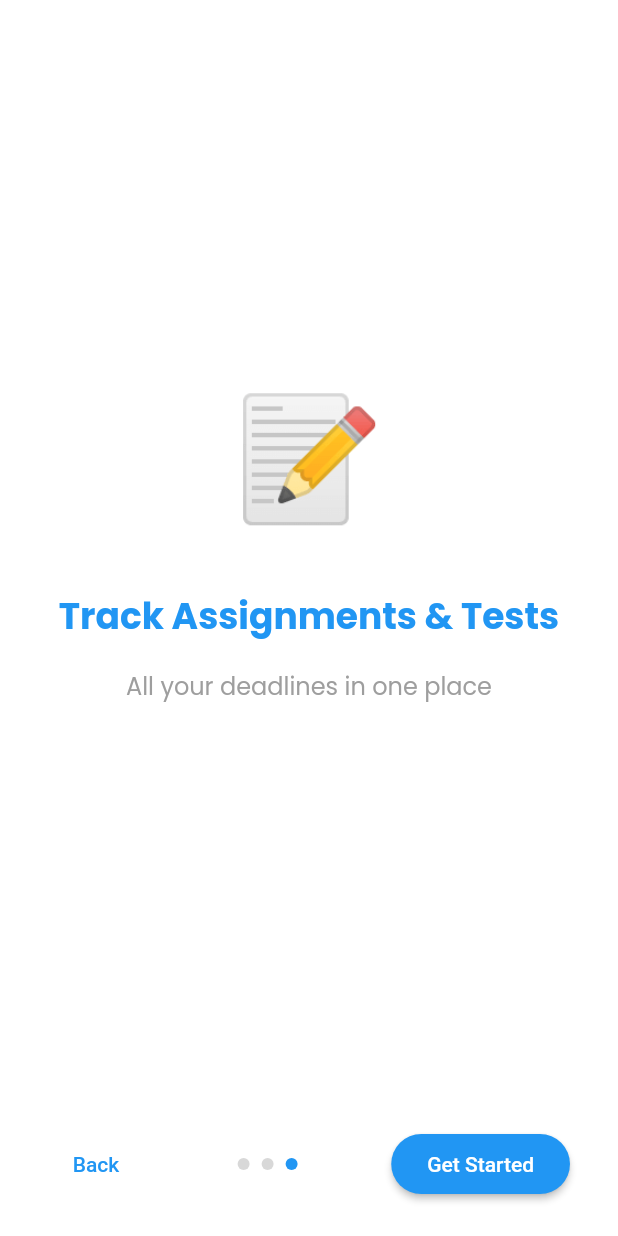
After one commit to majidbhuiyan20/EduNotify, a Flutter app: the OnboardingScreen screen opened directly, after a tap on "Skip", on a phone screen of 412 x 824 dp. The commit adds this screen. Run offline on Flutter 3.47's test engine with Material 3 defaults, Android fonts, the light colour scheme and no system bars; our stand-ins replace firebase_auth, firebase_core, go_router, google_fonts, sign_in_button; accounts and stored records are empty.

Commit message:
create on boarding screen

```diff
--- a/lib/app/app.dart
+++ b/lib/app/app.dart
@@ -1,5 +1,4 @@
 import 'package:edunotify/app/auth/wrapper.dart';
-import 'package:edunotify/app/home/home_screen.dart';
 import 'package:flutter/material.dart';
 
 class MyApp extends StatelessWidget {
@@ -15,7 +14,7 @@ class MyApp extends StatelessWidget {
       // initialRoute: '/',
       // routes: {
       //   // '/': (_) => const WrapperScreen(),
-      //   // '/home': (_) => const HomeScreen(),
+      //   // '/features': (_) => const HomeScreen(),
       //   // '/login': (_) => const LoginScreen(),
       //   // '/signup': (_) => const SignUpScreen(),
       // },
@@ -35,7 +34,7 @@ class MyApp extends StatelessWidget {
 // │   ├── login/
 // │   │   ├── login_screen.dart
 // │   │   └── login_view_model.dart
-// │   └── home/
+// │   └── features/
 // │       ├── home_screen.dart
 // │       └── home_view_model.dart
 // ├── models/
--- a/lib/app/auth/login_screen.dart
+++ b/lib/app/auth/login_screen.dart
@@ -25,7 +25,7 @@ class _LoginScreenState extends State<LoginScreen> {
         password: _passwordController.text.trim(),
       );
 
-      Navigator.pushReplacementNamed(context, "/home");
+      Navigator.pushReplacementNamed(context, "/features");
     } on FirebaseAuthException catch (e) {
       String message;
       switch (e.code) {
--- a/lib/app/auth/signup_screen.dart
+++ b/lib/app/auth/signup_screen.dart
@@ -30,7 +30,7 @@ class _SignUpScreenState extends State<SignUpScreen> {
         await credential.user!.updateDisplayName(_nameController.text.trim());
         await credential.user!.reload();
 
-        Navigator.pushNamed(context, '/home');
+        Navigator.pushNamed(context, '/features');
       } on FirebaseAuthException catch (e) {
         ScaffoldMessenger.of(context).showSnackBar(
           SnackBar(content: Text(e.message ?? 'Registration failed')),
--- a/lib/app/auth/wrapper.dart
+++ b/lib/app/auth/wrapper.dart
@@ -1,7 +1,8 @@
 import 'package:edunotify/app/auth/login_screen.dart';
-import 'package:edunotify/app/home/home_screen.dart';
 import 'package:firebase_auth/firebase_auth.dart';
 import 'package:flutter/material.dart';
+import '../features/home_screen.dart';
+
 
 class WrapperScreen extends StatefulWidget {
   const WrapperScreen({super.key});
--- /dev/null
+++ b/lib/app/features/onboarding/onboarding_screen.dart
@@ -0,0 +1,196 @@
+import 'package:edunotify/app/auth/login_screen.dart';
+import 'package:flutter/material.dart';
+import 'package:google_fonts/google_fonts.dart';
+
+class OnboardingScreen extends StatefulWidget {
+  const OnboardingScreen({super.key});
+
+  @override
+  State<OnboardingScreen> createState() => _OnboardingScreenState();
+}
+
+class _OnboardingScreenState extends State<OnboardingScreen> {
+  final PageController _pageController = PageController();
+  int _currentPage = 0;
+
+  final List<Map<String, String>> onboardingData = [
+    {
+      "title": "Welcome to Edu Notify",
+      "subtitle": "Stay updated with your classes in real-time",
+      "image": "🎓"
+    },
+    {
+      "title": "Never Miss a Class",
+      "subtitle": "Get notifications for schedule changes",
+      "image": "⏰"
+    },
+    {
+      "title": "Track Assignments & Tests",
+      "subtitle": "All your deadlines in one place",
+      "image": "📝"
+    },
+  ];
+
+  @override
+  Widget build(BuildContext context) {
+    return Scaffold(
+      backgroundColor: Colors.white,
+      body: Column(
+        children: [
+          Expanded(
+            child: PageView.builder(
+              controller: _pageController,
+              itemCount: onboardingData.length,
+              onPageChanged: (int page) {
+                setState(() {
+                  _currentPage = page;
+                });
+              },
+              itemBuilder: (BuildContext context, int index) {
+                return OnboardingPage(
+                  title: onboardingData[index]['title']!,
+                  subtitle: onboardingData[index]['subtitle']!,
+                  emoji: onboardingData[index]['image']!,
+                );
+              },
+            ),
+          ),
+          Padding(
+            padding: const EdgeInsets.symmetric(horizontal: 32.0, vertical: 24.0),
+            child: Row(
+              mainAxisAlignment: MainAxisAlignment.spaceBetween,
+              children: [
+                // Skip button on first page, back on others
+                _currentPage == 0
+                    ? TextButton(
+                  onPressed: () {
+                    _pageController.jumpToPage(onboardingData.length - 1);
+                  },
+                  child: const Text(
+                    'Skip',
+                    style: TextStyle(color: Colors.grey),
+                  ),
+                )
+                    : TextButton(
+                  onPressed: () {
+                    _pageController.previousPage(
+                      duration: const Duration(milliseconds: 300),
+                      curve: Curves.easeInOut,
+                    );
+                  },
+                  child: const Text(
+                    'Back',
+                    style: TextStyle(color: Colors.blue),
+                  ),
+                ),
+
+                // Page indicator
+                Row(
+                  children: List.generate(
+                    onboardingData.length,
+                        (index) => Container(
+                      margin: const EdgeInsets.symmetric(horizontal: 4),
+                      width: 8,
+                      height: 8,
+                      decoration: BoxDecoration(
+                        shape: BoxShape.circle,
+                        color: _currentPage == index
+                            ? Colors.blue
+                            : Colors.grey.withOpacity(0.4),
+                      ),
+                    ),
+                  ),
+                ),
+
+                // Next or Get Started button
+                _currentPage == onboardingData.length - 1
+                    ? ElevatedButton(
+                  onPressed: () {
+                    Navigator.pushReplacement(
+                      context,
+                      MaterialPageRoute(
+                        builder: (context) => LoginScreen(),
+                      ),
+                    );
+                  },
+                  style: ElevatedButton.styleFrom(
+                    backgroundColor: Colors.blue,
+                    shape: RoundedRectangleBorder(
+                      borderRadius: BorderRadius.circular(20),
+                    ),
+                    padding: const EdgeInsets.symmetric(
+                        horizontal: 24, vertical: 12),
+                  ),
+                  child: const Text(
+                    'Get Started',
+                    style: TextStyle(color: Colors.white),
+                  ),
+                )
+                    : TextButton(
+                  onPressed: () {
+                    _pageController.nextPage(
+                      duration: const Duration(milliseconds: 300),
+                      curve: Curves.easeInOut,
+                    );
+                  },
+                  child: const Text(
+                    'Next',
+                    style: TextStyle(color: Colors.blue),
+                  ),
+                ),
+              ],
+            ),
+          ),
+        ],
+      ),
+    );
+  }
+}
+
+class OnboardingPage extends StatelessWidget {
+  final String title;
+  final String subtitle;
+  final String emoji;
+
+  const OnboardingPage({
+    super.key,
+    required this.title,
+    required this.subtitle,
+    required this.emoji,
+  });
+
+  @override
+  Widget build(BuildContext context) {
+    return Container(
+      padding: const EdgeInsets.all(32.0),
+      child: Column(
+        mainAxisAlignment: MainAxisAlignment.center,
+        children: [
+          Text(
+            emoji,
+            style: const TextStyle(fontSize: 80),
+          ),
+          const SizedBox(height: 40),
+          Text(
+            title,
+            style: GoogleFonts.poppins(
+              fontSize: 24,
+              fontWeight: FontWeight.bold,
+              color: Colors.blue,
+            ),
+            textAlign: TextAlign.center,
+          ),
+          const SizedBox(height: 16),
+          Text(
+            subtitle,
+            style: GoogleFonts.poppins(
+              fontSize: 16,
+              color: Colors.grey,
+            ),
+            textAlign: TextAlign.center,
+          ),
+        ],
+      ),
+    );
+  }
+}
--- a/lib/app/routes/app_routes.dart
+++ b/lib/app/routes/app_routes.dart
@@ -1,13 +1,14 @@
 import 'package:edunotify/app/auth/login_screen.dart';
 import 'package:edunotify/app/auth/signup_screen.dart';
 import 'package:edunotify/app/auth/wrapper.dart';
-import 'package:edunotify/app/home/home_screen.dart';
 import 'package:go_router/go_router.dart';
+
+import '../screens/home_screen.dart';
 
 final GoRouter router = GoRouter(
   routes: [
     GoRoute(path: '/', builder: (context, state) => WrapperScreen()),
-    GoRoute(path: '/home', builder: (context, state) => HomeScreen()),
+    GoRoute(path: '/features', builder: (context, state) => HomeScreen()),
     GoRoute(path: '/login', builder: (context, state) => LoginScreen()),
     GoRoute(path: '/signup', builder: (context, state) => SignUpScreen()),
 
--- a/pubspec.yaml
+++ b/pubspec.yaml
@@ -39,6 +39,11 @@ dependencies:
   go_router: ^16.0.0
   sign_in_button: ^4.0.1
   google_sign_in: ^7.1.0
+  flutter_lints: ^5.0.0
+  google_fonts: ^4.0.4
+  flutter_svg: ^2.0.7
+  intl: ^0.18.1
+  table_calendar: ^3.0.9
 
 dev_dependencies:
   flutter_test:
```
Also changed, not shown: lib/app/features/home_screen.dart (renamed from lib/app/home/home_screen.dart), pubspec.lock.
